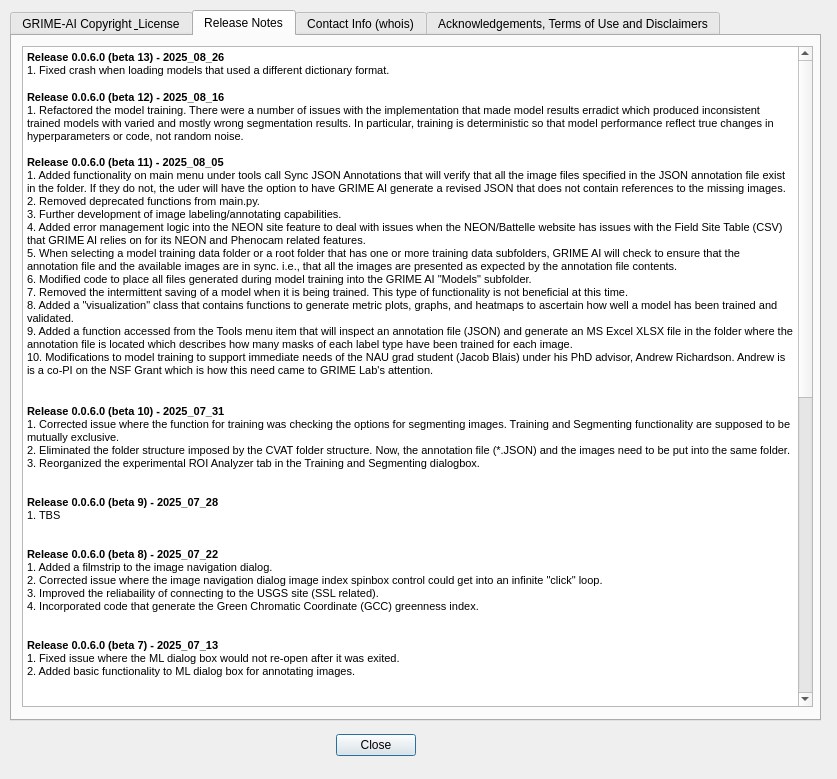
Above: QDialog_ReleaseNotes.ui from JohnStranzl/GRIME-AI before the change. Below: the same form after it.
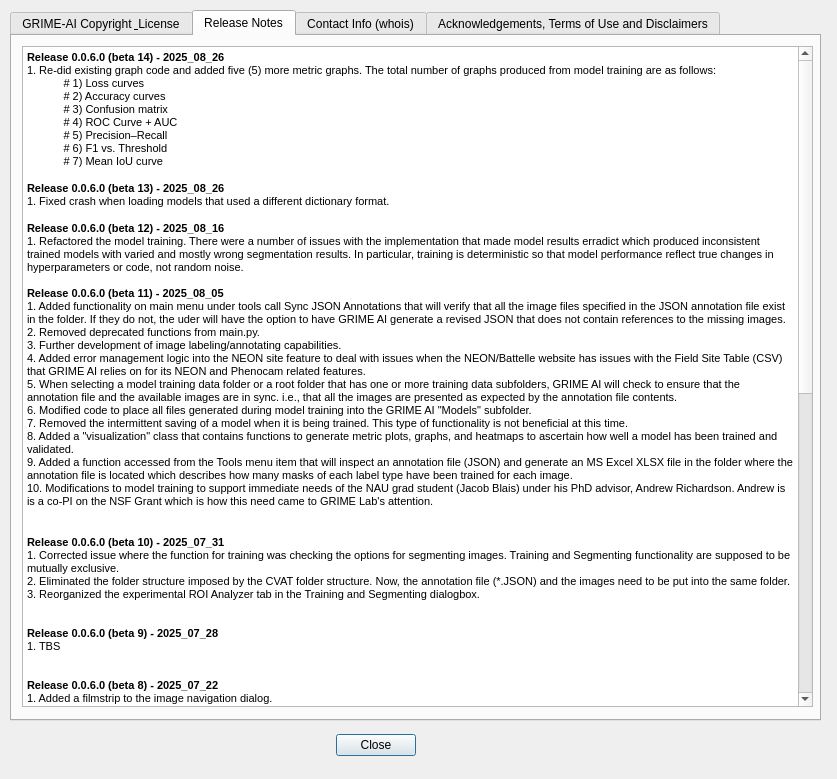
That is the form after the change.

Commit message:
Beta 14 - Incorporateion of Metrics Graphs
Release 0.0.6.0 (beta 14) - 2025_08_26
1. Re-did existing graph code and added five (5) more metric graphs. The total number of graphs produced from model training are as follows:
            # 1) Loss curves
            # 2) Accuracy curves
            # 3) Confusion matrix
            # 4) ROC Curve + AUC
            # 5) Precision–Recall
            # 6) F1 vs. Threshold
            # 7) Mean IoU curve

```diff
--- a/QDialog_ReleaseNotes.ui
+++ b/QDialog_ReleaseNotes.ui
@@ -98,7 +98,14 @@
 li.unchecked::marker { content: &quot;\2610&quot;; }
 li.checked::marker { content: &quot;\2612&quot;; }
 &lt;/style&gt;&lt;/head&gt;&lt;body style=&quot; font-family:'Segoe UI'; font-size:9pt; font-weight:400; font-style:normal;&quot;&gt;
-&lt;p style=&quot; margin-top:0px; margin-bottom:0px; margin-left:0px; margin-right:0px; -qt-block-indent:0; text-indent:0px;&quot;&gt;&lt;span style=&quot; font-family:'MS Shell Dlg 2','sans-serif'; font-size:8.25pt; font-weight:600;&quot;&gt;Release 0.0.6.0 (beta 13) - 2025_08_26&lt;/span&gt;&lt;/p&gt;
+&lt;p style=&quot; margin-top:0px; margin-bottom:0px; margin-left:0px; margin-right:0px; -qt-block-indent:0; text-indent:0px;&quot;&gt;&lt;span style=&quot; font-family:'MS Shell Dlg 2','sans-serif'; font-size:8.25pt; font-weight:600;&quot;&gt;Release 0.0.6.0 (beta 14) - 2025_08_26&lt;/span&gt;&lt;/p&gt;
+&lt;p style=&quot; margin-top:0px; margin-bottom:0px; margin-left:0px; margin-right:0px; -qt-block-indent:0; text-indent:0px;&quot;&gt;&lt;span style=&quot; font-family:'MS Shell Dlg 2'; font-size:8pt;&quot;&gt;1. Re-did existing graph code and added five (5) more metric graphs. The total number of graphs produced from model training are as follows:&lt;br /&gt;            # 1) Loss curves&lt;/span&gt;&lt;/p&gt;
+&lt;p style=&quot; margin-top:0px; margin-bottom:0px; margin-left:0px; margin-right:0px; -qt-block-indent:0; text-indent:0px;&quot;&gt;&lt;span style=&quot; font-family:'MS Shell Dlg 2'; font-size:8pt;&quot;&gt;            # 2) Accuracy curves&lt;/span&gt;&lt;/p&gt;
+&lt;p style=&quot; margin-top:0px; margin-bottom:0px; margin-left:0px; margin-right:0px; -qt-block-indent:0; text-indent:0px;&quot;&gt;&lt;span style=&quot; font-family:'MS Shell Dlg 2'; font-size:8pt;&quot;&gt;            # 3) Confusion matrix&lt;/span&gt;&lt;/p&gt;
+&lt;p style=&quot; margin-top:0px; margin-bottom:0px; margin-left:0px; margin-right:0px; -qt-block-indent:0; text-indent:0px;&quot;&gt;&lt;span style=&quot; font-family:'MS Shell Dlg 2'; font-size:8pt;&quot;&gt;            # 4) ROC Curve + AUC&lt;/span&gt;&lt;/p&gt;
+&lt;p style=&quot; margin-top:0px; margin-bottom:0px; margin-left:0px; margin-right:0px; -qt-block-indent:0; text-indent:0px;&quot;&gt;&lt;span style=&quot; font-family:'MS Shell Dlg 2'; font-size:8pt;&quot;&gt;            # 5) Precision–Recall&lt;/span&gt;&lt;/p&gt;
+&lt;p style=&quot; margin-top:0px; margin-bottom:0px; margin-left:0px; margin-right:0px; -qt-block-indent:0; text-indent:0px;&quot;&gt;&lt;span style=&quot; font-family:'MS Shell Dlg 2'; font-size:8pt;&quot;&gt;            # 6) F1 vs. Threshold&lt;/span&gt;&lt;/p&gt;
+&lt;p style=&quot; margin-top:0px; margin-bottom:0px; margin-left:0px; margin-right:0px; -qt-block-indent:0; text-indent:0px;&quot;&gt;&lt;span style=&quot; font-family:'MS Shell Dlg 2'; font-size:8pt;&quot;&gt;            # 7) Mean IoU curve&lt;br /&gt;&lt;/span&gt;&lt;span style=&quot; font-family:'MS Shell Dlg 2','sans-serif'; font-size:8.25pt; font-weight:600;&quot;&gt;&lt;br /&gt;Release 0.0.6.0 (beta 13) - 2025_08_26&lt;/span&gt;&lt;/p&gt;
 &lt;p style=&quot; margin-top:0px; margin-bottom:0px; margin-left:0px; margin-right:0px; -qt-block-indent:0; text-indent:0px;&quot;&gt;&lt;span style=&quot; font-family:'MS Shell Dlg 2'; font-size:8pt;&quot;&gt;1. Fixed crash when loading models that used a different dictionary format.&lt;/span&gt;&lt;span style=&quot; font-family:'MS Shell Dlg 2','sans-serif'; font-size:8.25pt; font-weight:600;&quot;&gt;&lt;br /&gt;&lt;br /&gt;Release 0.0.6.0 (beta 12) - 2025_08_16&lt;/span&gt;&lt;/p&gt;
 &lt;p style=&quot; margin-top:0px; margin-bottom:0px; margin-left:0px; margin-right:0px; -qt-block-indent:0; text-indent:0px;&quot;&gt;&lt;span style=&quot; font-family:'MS Shell Dlg 2'; font-size:8pt;&quot;&gt;1. Refactored the model training. There were a number of issues with the implementation that made model results erradict which produced inconsistent trained models with varied and mostly wrong segmentation results. In particular, training is deterministic so that model performance reflect true changes in hyperparameters or code, not random noise.&lt;/span&gt;&lt;/p&gt;
 &lt;p style=&quot;-qt-paragraph-type:empty; margin-top:0px; margin-bottom:0px; margin-left:0px; margin-right:0px; -qt-block-indent:0; text-indent:0px; font-family:'MS Shell Dlg 2','sans-serif'; font-size:8.25pt; font-weight:600;&quot;&gt;&lt;br /&gt;&lt;/p&gt;
```
The commit also changes 4 other files.
